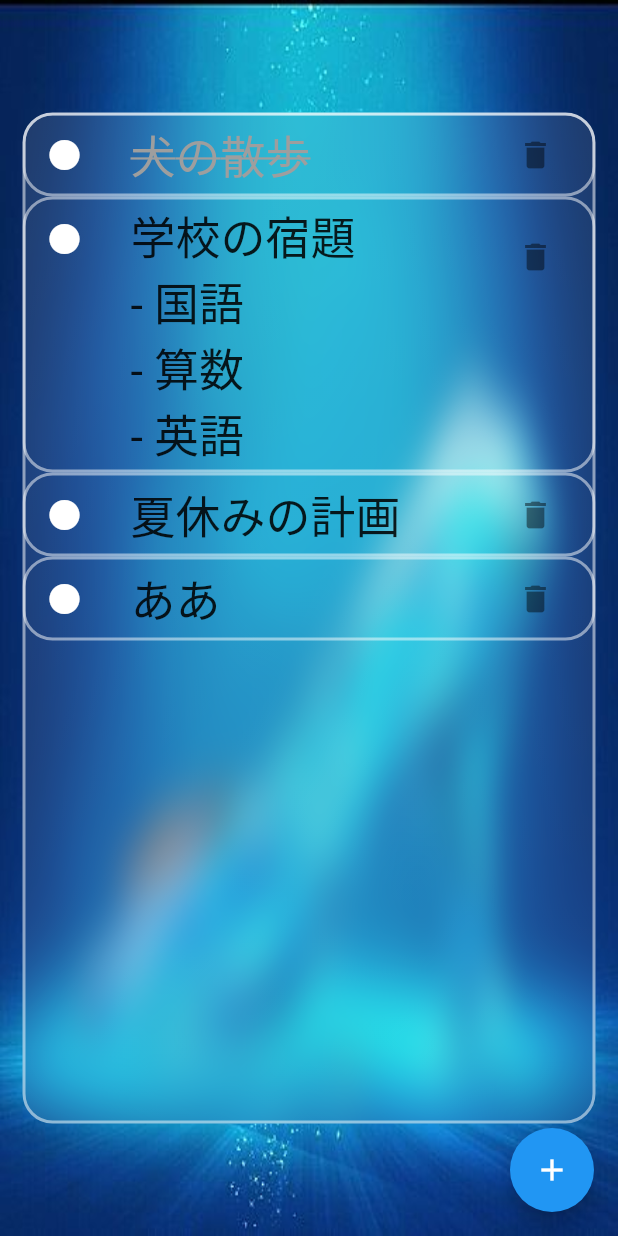
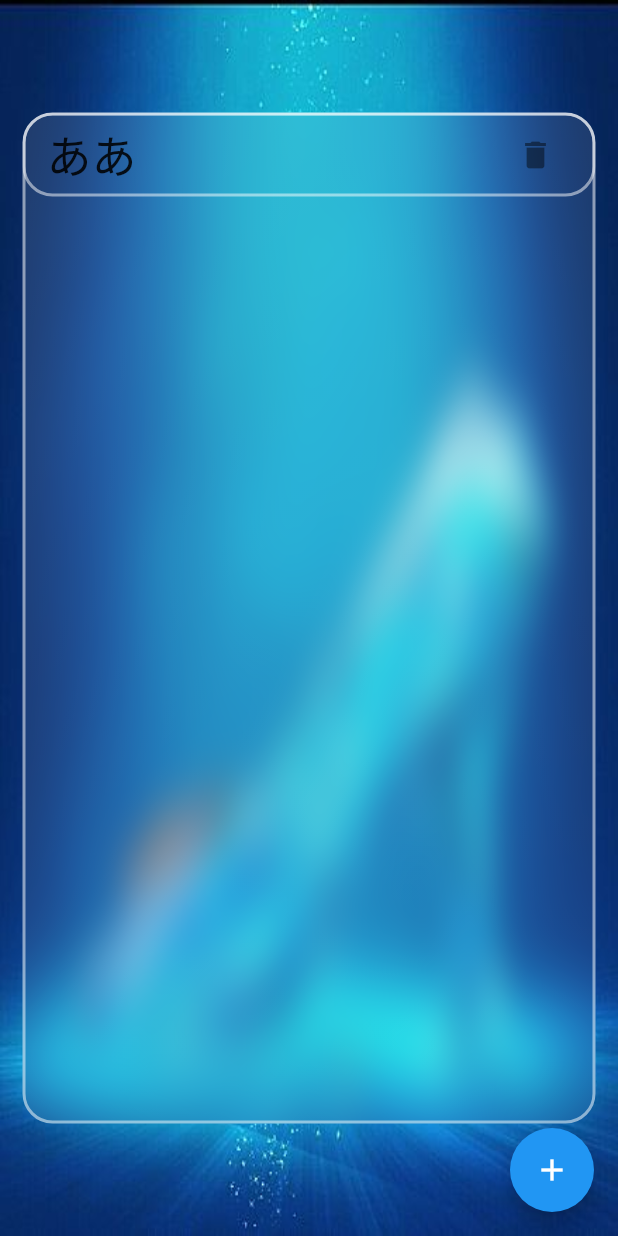
Before and after one commit to iseruuuuu/grass_todo_app, a Flutter app: the screen it shows after launch, after a tap on the "add" icon, on a phone screen of 412 x 824 dp. Run offline on Flutter 3.47's test engine with Material 2 defaults, Android fonts, the phone set to English and light mode, and no system bars; drawn by our look-alikes of glassmorphism; our stand-ins replace get.

```diff
--- a/lib/component/grass_cell_item.dart
+++ b/lib/component/grass_cell_item.dart
@@ -44,10 +44,6 @@ class GrassCellItem extends StatelessWidget {
       ),
       child: ListTile(
         onTap: onTap, // TODO:RouterにIDを渡してタスク編集画面に遷移
-        leading: const Icon(
-          Icons.circle,
-          color: Colors.white,
-        ), // TODO:TodoCheckboxウィジェットの作成
         title: Text(
           todo.description,
           style: todo.done
--- a/lib/model/todo.dart
+++ b/lib/model/todo.dart
@@ -6,28 +6,9 @@ class Todo {
   final String description;
   final bool done;
 
-  // 説明【1】
   Todo({required this.description, this.done = false})
       : id = DateTime.now().millisecondsSinceEpoch.toString();
 
-  // 説明【2】
   const Todo.withId(
       {required this.id, required this.description, this.done = false});
-
-  // サンプルタスク
-  static const initialTodos = [
-    Todo.withId(
-      id: '0',
-      description: '犬の散歩',
-      done: true,
-    ),
-    Todo.withId(
-      id: '1',
-      description: '学校の宿題\n- 国語\n- 算数\n- 英語',
-    ),
-    Todo.withId(
-      id: '2',
-      description: '夏休みの計画',
-    ),
-  ];
 }
--- a/lib/screen/home/home_screen_controller.dart
+++ b/lib/screen/home/home_screen_controller.dart
@@ -7,7 +7,6 @@ class HomeScreenController extends GetxController {
   @override
   void onInit() {
     super.onInit();
-    _todos.addAll(Todo.initialTodos);
   }
 
   List<Todo> get todos => _todos; // TODO:フィルタの状態によって返すTodoを変える
```
